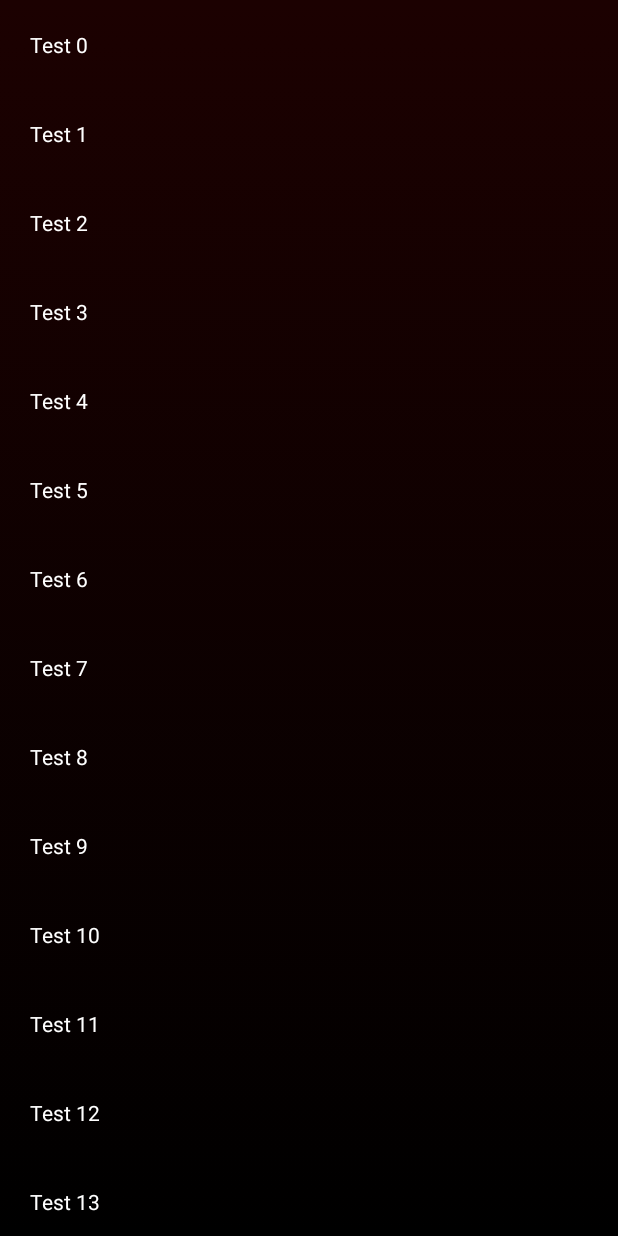
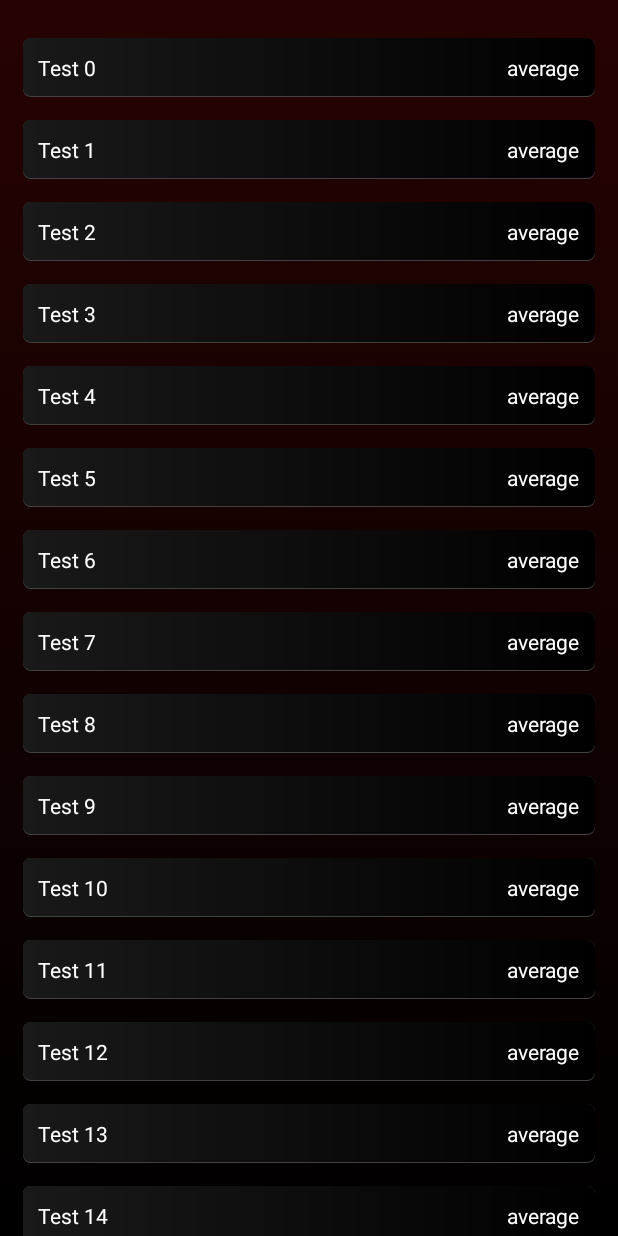
Before and after one commit to BilelHofer/MovieLibrary, an Android app: the screen it shows after launch (MainActivity), on a phone screen of 412 x 824 dp. Run offline under Robolectric (Android 15) with nearby library versions, the phone set to English and light mode, and no system bars.

Commit message:
Ajout du début du responsive

```diff
--- a/app/src/main/java/com/example/movielibrary/MainActivity.java
+++ b/app/src/main/java/com/example/movielibrary/MainActivity.java
@@ -12,5 +12,7 @@ public class MainActivity extends AppCompatActivity {
         super.onCreate(savedInstanceState);
         setContentView(R.layout.activity_main);
 
+
+
     }
 }
--- a/app/src/main/java/com/example/movielibrary/MovieListAdapter.java
+++ b/app/src/main/java/com/example/movielibrary/MovieListAdapter.java
@@ -21,7 +21,7 @@ public class MovieListAdapter extends RecyclerView.Adapter<MovieListAdapter.List
             super(view);
             // Define click listener for the ViewHolder's View
 
-            filmTitle = (TextView) view.findViewById(R.id.movie_item);
+            filmTitle = (TextView) view.findViewById(R.id.item_movie_title);
         }
 
         public TextView getFilmTitle() {
--- a/app/src/main/java/com/example/movielibrary/MovieListFragment.java
+++ b/app/src/main/java/com/example/movielibrary/MovieListFragment.java
@@ -21,7 +21,7 @@ public class MovieListFragment extends Fragment {
         RecyclerView recyclerView = view.findViewById(R.id.movie_list);
 
         // Données de test
-        datasetTest = new String[1000];
+        datasetTest = new String[100];
         for (int i = 0; i < datasetTest.length; i++) {
             datasetTest[i] = "Test " + i;
         }
--- a/app/src/main/res/drawable/app_background.xml
+++ b/app/src/main/res/drawable/app_background.xml
@@ -3,7 +3,7 @@
     <item>
         <shape>
             <gradient
-                    android:startColor="#1C0101"
+                    android:startColor="#270202"
                     android:endColor="#000000"
                     android:angle="120"
                     android:type="linear"/>
--- /dev/null
+++ b/app/src/main/res/drawable/movie_list_item_background.xml
@@ -0,0 +1,23 @@
+<?xml version="1.0" encoding="utf-8"?>
+<layer-list xmlns:android="http://schemas.android.com/apk/res/android">
+
+    <!-- Bottom Shadow -->
+    <item>
+        <shape  android:shape="rectangle">
+            <solid android:color="#424242" />
+            <corners android:radius="5dp" />
+        </shape>
+    </item>
+
+    <!-- Main Rectangle -->
+    <item android:bottom="1px">
+        <shape  android:shape="rectangle">
+            <gradient
+                    android:startColor="@color/light_black"
+                    android:endColor="#000000"
+                    android:angle="0"
+                    android:type="linear"/>
+            <corners android:radius="5dp" />
+        </shape>
+    </item>
+</layer-list>
--- /dev/null
+++ b/app/src/main/res/drawable/w600_separator.xml
@@ -0,0 +1,21 @@
+<?xml version="1.0" encoding="utf-8"?>
+<layer-list xmlns:android="http://schemas.android.com/apk/res/android">
+
+    <!-- Bottom Shadow -->
+    <item>
+        <shape  android:shape="rectangle">
+            <solid android:color="#FFFFFF" />
+        </shape>
+    </item>
+
+    <!-- Main Rectangle -->
+    <item android:left="3px">
+        <shape  android:shape="rectangle">
+            <gradient
+                    android:startColor="#270202"
+                    android:endColor="#000000"
+                    android:angle="120"
+                    android:type="linear"/>
+        </shape>
+    </item>
+</layer-list>
--- /dev/null
+++ b/app/src/main/res/layout-w600dp/activity_main.xml
@@ -0,0 +1,29 @@
+<?xml version="1.0" encoding="utf-8"?>
+<LinearLayout xmlns:android="http://schemas.android.com/apk/res/android"
+        xmlns:tools="http://schemas.android.com/tools"
+        xmlns:app="http://schemas.android.com/apk/res-auto"
+        android:layout_width="match_parent"
+        android:layout_height="match_parent"
+        android:background="@drawable/app_background"
+        android:id="@+id/main_layout"
+        tools:context=".MainActivity"
+        android:orientation="horizontal">
+
+        <androidx.fragment.app.FragmentContainerView
+                android:id="@+id/main_movie_list_fragment_container"
+                android:layout_width="350dp"
+                android:layout_height="wrap_content"
+                android:name="com.example.movielibrary.MovieListFragment"/>
+
+        <ImageView
+                android:layout_width="5dp"
+                android:layout_height="match_parent"
+                android:background="@drawable/w600_separator"/>
+
+        <androidx.fragment.app.FragmentContainerView
+                android:id="@+id/main_movie_information_fragment_container"
+                android:layout_width="match_parent"
+                android:layout_height="match_parent"
+                android:name="com.example.movielibrary.MovieInformationFragment" />
+
+</LinearLayout>
--- a/app/src/main/res/layout/activity_main.xml
+++ b/app/src/main/res/layout/activity_main.xml
@@ -9,8 +9,16 @@
         tools:context=".MainActivity">
 
     <androidx.fragment.app.FragmentContainerView
+            android:id="@+id/main_movie_list_fragment_container"
             android:layout_width="match_parent"
             android:layout_height="wrap_content"
-            android:name="com.example.movielibrary.MovieListFragment"
-            android:id="@+id/fragmentContainerView2" />
+            android:layout_marginTop="10dp"
+            android:name="com.example.movielibrary.MovieListFragment"/>
+<!--
+    <androidx.fragment.app.FragmentContainerView
+            android:id="@+id/main_movie_information_fragment_container"
+            android:layout_width="match_parent"
+            android:layout_height="wrap_content"
+            android:name="com.example.movielibrary.MovieInformationFragment" />
+            -->
 </RelativeLayout>
--- a/app/src/main/res/layout/movie_list_item.xml
+++ b/app/src/main/res/layout/movie_list_item.xml
@@ -2,12 +2,28 @@
 <LinearLayout xmlns:android="http://schemas.android.com/apk/res/android"
         android:orientation="vertical"
         android:layout_width="match_parent"
-        android:layout_height="wrap_content"
-        android:padding="20dp">
+        android:layout_height="wrap_content">
+    <RelativeLayout
+            android:layout_width="match_parent"
+            android:layout_height="wrap_content"
+            android:layout_marginTop="15dp"
+            android:layout_marginLeft="15dp"
+            android:layout_marginRight="15dp"
+            android:padding="10dp"
+            android:background="@drawable/movie_list_item_background">
+        <TextView
+                android:id="@+id/item_movie_title"
+                android:layout_width="wrap_content"
+                android:layout_height="wrap_content"
+                android:layout_alignParentStart="true"
+                android:text="title"/>
 
-    <TextView
-            android:id="@+id/movie_item"
-            android:layout_width="match_parent"
-            android:layout_height="wrap_content"/>
+        <TextView
+                android:id="@+id/item_movie_average"
+                android:layout_width="wrap_content"
+                android:layout_height="wrap_content"
+                android:layout_alignParentEnd="true"
+                android:text="average"/>
+    </RelativeLayout>
 
 </LinearLayout>
```
Also changed, not shown: app/src/main/java/com/example/movielibrary/MovieInformationFragment.java (added, +64 -0 lines), app/src/main/java/com/example/movielibrary/PageViewModel.java (added, +18 -0 lines), app/src/main/res/drawable/avatar_test.xml (added, +43 -0 lines), app/src/main/res/layout/fragment_movie_information.xml (added, +44 -0 lines).
